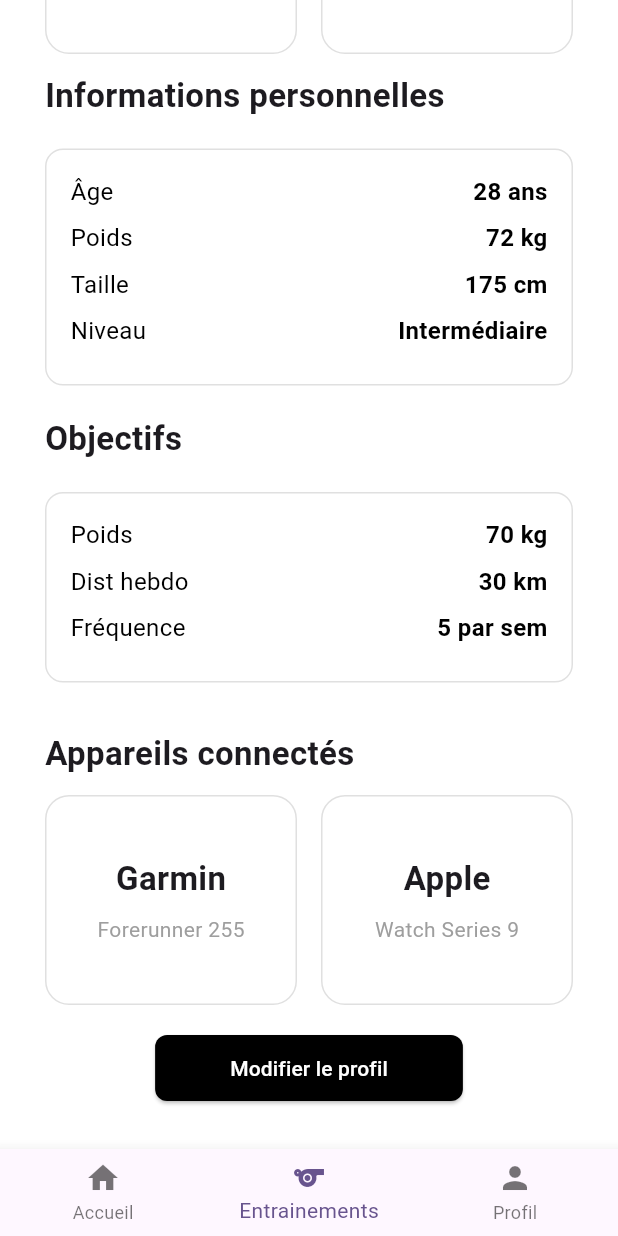
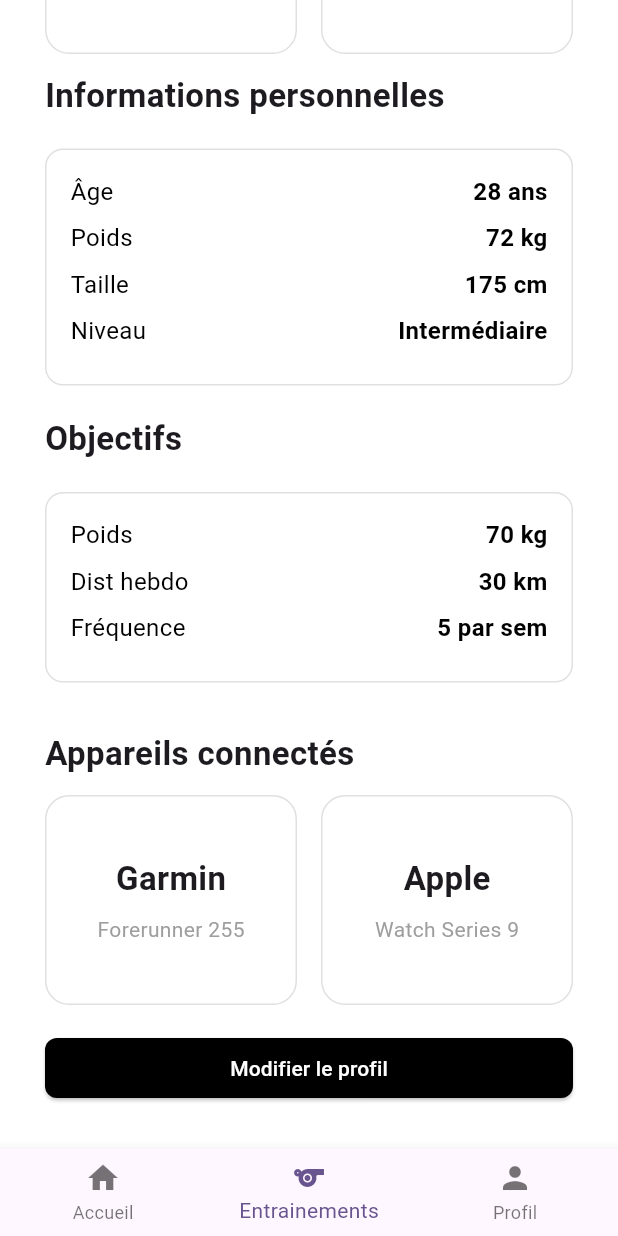
Before and after one commit to ferum-pdg/mobile-app, a Flutter app: the screen it shows after launch, item 2 of the bottom bar chosen, scrolled down 693 dp, on a phone screen of 412 x 824 dp. Run offline on Flutter 3.47's test engine with Material 3 defaults, Android fonts, the phone set to English and light mode, and no system bars; missing offline and left inert: health.

Commit message:
feat: implement the button size to fit all the scree;2C;2Cn

```diff
--- a/lib/widgets/elevButton.dart
+++ b/lib/widgets/elevButton.dart
@@ -10,14 +10,14 @@ class ElevButton extends StatelessWidget {
 
   @override
   Widget build(BuildContext context) {
-    return Center(
+    return SizedBox(
+      width: double.infinity,
       child:
         ElevatedButton(
           onPressed: () {},
           style: ElevatedButton.styleFrom(
             backgroundColor: Colors.black,
             foregroundColor: Colors.white,
-            padding: const EdgeInsets.symmetric(horizontal: 50, vertical: 12),
             shape: RoundedRectangleBorder(
               borderRadius: BorderRadius.circular(8)
             )
```
